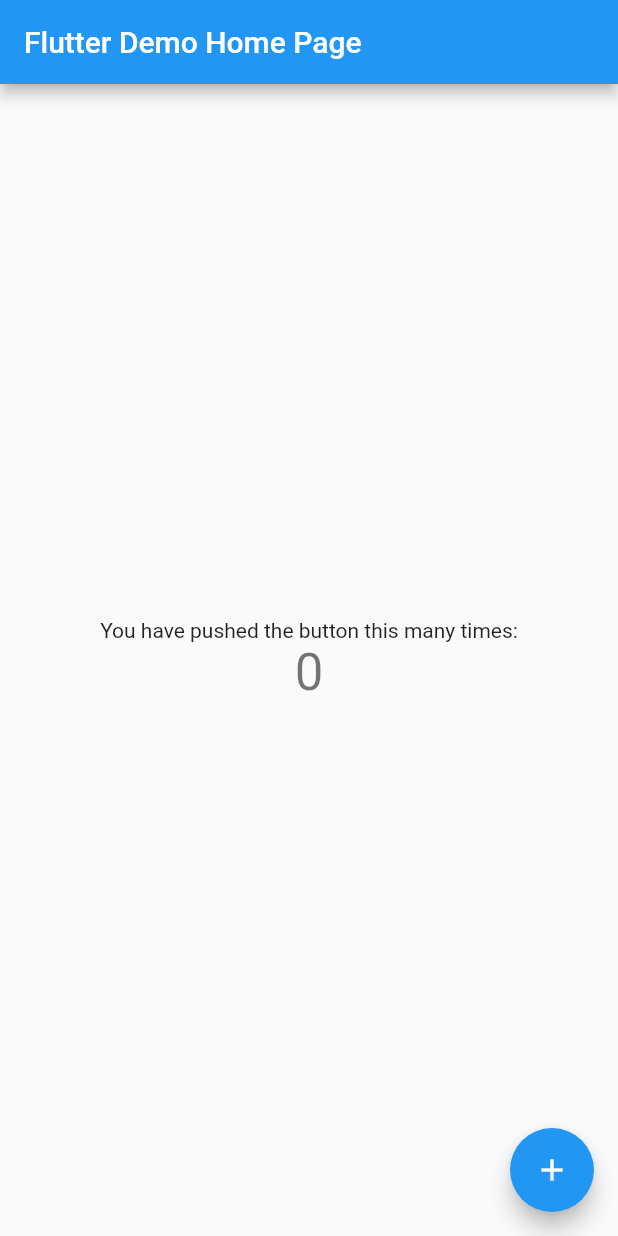
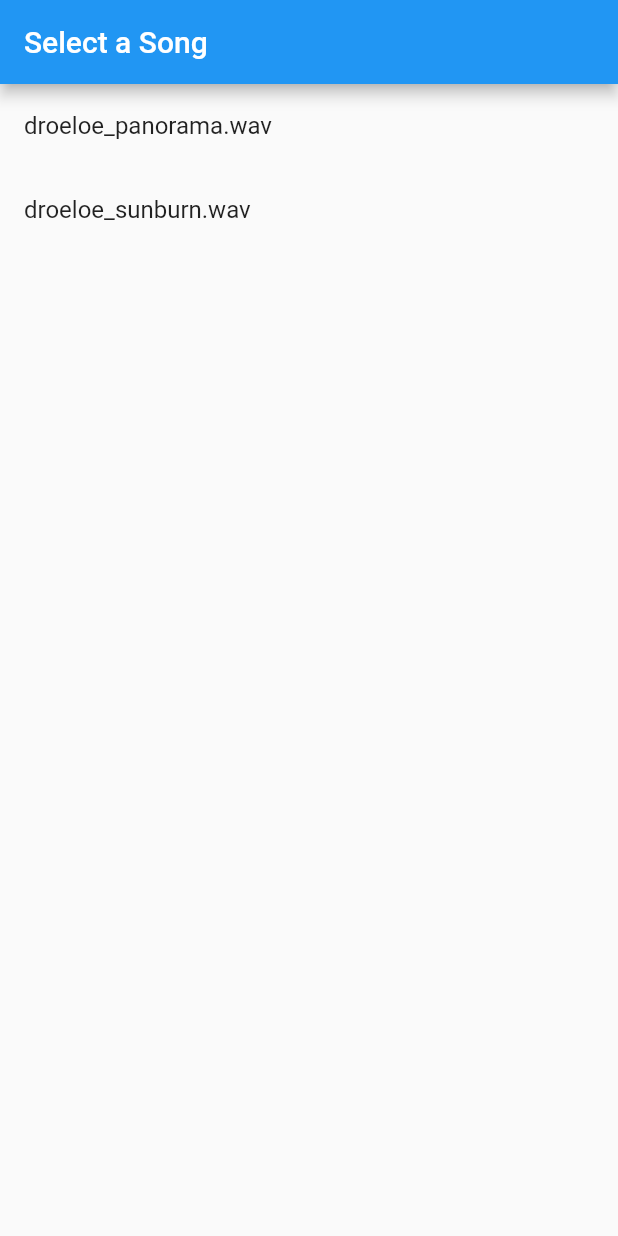
Before and after one commit to mwhite494/vortex-web, a Flutter app: the screen it shows after launch, on a phone screen of 412 x 824 dp. Run offline on Flutter 3.47's test engine with Material 2 defaults, Android fonts, the phone set to English and light mode, and no system bars; our stand-ins replace just_audio.

Commit message:
Added music player with play/pause functionality

```diff
--- a/vortex/lib/main.dart
+++ b/vortex/lib/main.dart
@@ -1,115 +1,34 @@
 import 'package:flutter/material.dart';
+import 'song_selection.dart';
+import 'music_player.dart';
 
 void main() {
-  runApp(const MyApp());
+  runApp(MyApp());
 }
 
 class MyApp extends StatelessWidget {
-  const MyApp({super.key});
-
-  // This widget is the root of your application.
   @override
   Widget build(BuildContext context) {
     return MaterialApp(
-      title: 'Flutter Demo',
+      title: 'Music Visualizer',
       theme: ThemeData(
-        // This is the theme of your application.
-        //
-        // Try running your application with "flutter run". You'll see the
-        // application has a blue toolbar. Then, without quitting the app, try
-        // changing the primarySwatch below to Colors.green and then invoke
-        // "hot reload" (press "r" in the console where you ran "flutter run",
-        // or simply save your changes to "hot reload" in a Flutter IDE).
-        // Notice that the counter didn't reset back to zero; the application
-        // is not restarted.
         primarySwatch: Colors.blue,
       ),
-      home: const MyHomePage(title: 'Flutter Demo Home Page'),
+      home: Builder(builder: (context) {
+        return SongSelection(
+          songs: [
+            'droeloe_panorama.wav',
+            'droeloe_sunburn.wav',
+            // Add more song file names here
+          ],
+          onSelect: (song) => Navigator.push(
+            context,
+            MaterialPageRoute(
+              builder: (context) => MusicPlayer(song: song),
+            ),
+          ),
+        );
+      }),
     );
   }
 }
-
-class MyHomePage extends StatefulWidget {
-  const MyHomePage({super.key, required this.title});
-
-  // This widget is the home page of your application. It is stateful, meaning
-  // that it has a State object (defined below) that contains fields that affect
-  // how it looks.
-
-  // This class is the configuration for the state. It holds the values (in this
-  // case the title) provided by the parent (in this case the App widget) and
-  // used by the build method of the State. Fields in a Widget subclass are
-  // always marked "final".
-
-  final String title;
-
-  @override
-  State<MyHomePage> createState() => _MyHomePageState();
-}
-
-class _MyHomePageState extends State<MyHomePage> {
-  int _counter = 0;
-
-  void _incrementCounter() {
-    setState(() {
-      // This call to setState tells the Flutter framework that something has
-      // changed in this State, which causes it to rerun the build method below
-      // so that the display can reflect the updated values. If we changed
-      // _counter without calling setState(), then the build method would not be
-      // called again, and so nothing would appear to happen.
-      _counter++;
-    });
-  }
-
-  @override
-  Widget build(BuildContext context) {
-    // This method is rerun every time setState is called, for instance as done
-    // by the _incrementCounter method above.
-    //
-    // The Flutter framework has been optimized to make rerunning build methods
-    // fast, so that you can just rebuild anything that needs updating rather
-    // than having to individually change instances of widgets.
-    return Scaffold(
-      appBar: AppBar(
-        // Here we take the value from the MyHomePage object that was created by
-        // the App.build method, and use it to set our appbar title.
-        title: Text(widget.title),
-      ),
-      body: Center(
-        // Center is a layout widget. It takes a single child and positions it
-        // in the middle of the parent.
-        child: Column(
-          // Column is also a layout widget. It takes a list of children and
-          // arranges them vertically. By default, it sizes itself to fit its
-          // children horizontally, and tries to be as tall as its parent.
-          //
-          // Invoke "debug painting" (press "p" in the console, choose the
-          // "Toggle Debug Paint" action from the Flutter Inspector in Android
-          // Studio, or the "Toggle Debug Paint" command in Visual Studio Code)
-          // to see the wireframe for each widget.
-          //
-          // Column has various properties to control how it sizes itself and
-          // how it positions its children. Here we use mainAxisAlignment to
-          // center the children vertically; the main axis here is the vertical
-          // axis because Columns are vertical (the cross axis would be
-          // horizontal).
-          mainAxisAlignment: MainAxisAlignment.center,
-          children: <Widget>[
-            const Text(
-              'You have pushed the button this many times:',
-            ),
-            Text(
-              '$_counter',
-              style: Theme.of(context).textTheme.headlineMedium,
-            ),
-          ],
-        ),
-      ),
-      floatingActionButton: FloatingActionButton(
-        onPressed: _incrementCounter,
-        tooltip: 'Increment',
-        child: const Icon(Icons.add),
-      ), // This trailing comma makes auto-formatting nicer for build methods.
-    );
-  }
-}
--- /dev/null
+++ b/vortex/lib/song_selection.dart
@@ -0,0 +1,24 @@
+import 'package:flutter/material.dart';
+
+class SongSelection extends StatelessWidget {
+  final List<String> songs;
+  final Function(String) onSelect;
+
+  SongSelection({required this.songs, required this.onSelect});
+
+  @override
+  Widget build(BuildContext context) {
+    return Scaffold(
+      appBar: AppBar(title: Text('Select a Song')),
+      body: ListView.builder(
+        itemCount: songs.length,
+        itemBuilder: (context, index) {
+          return ListTile(
+            title: Text(songs[index]),
+            onTap: () => onSelect(songs[index]),
+          );
+        },
+      ),
+    );
+  }
+}
```
Also changed, not shown: vortex/lib/music_player.dart (added, +63 -0 lines), vortex/pubspec.yaml (+7 -0 lines), vortex/pubspec.lock, 9 other files.
